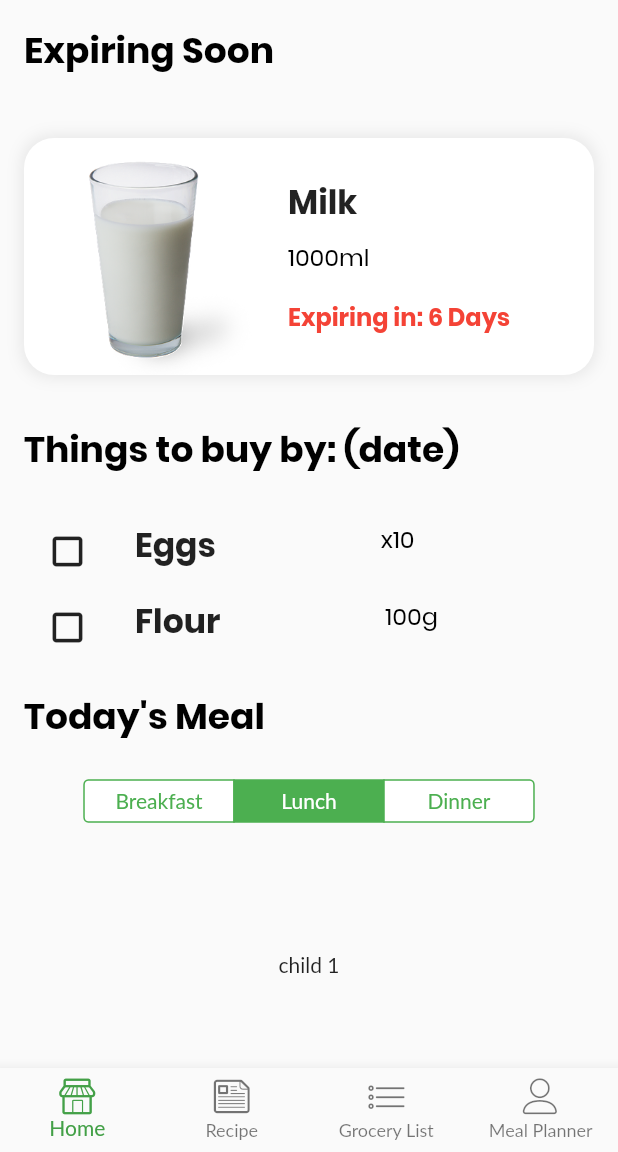
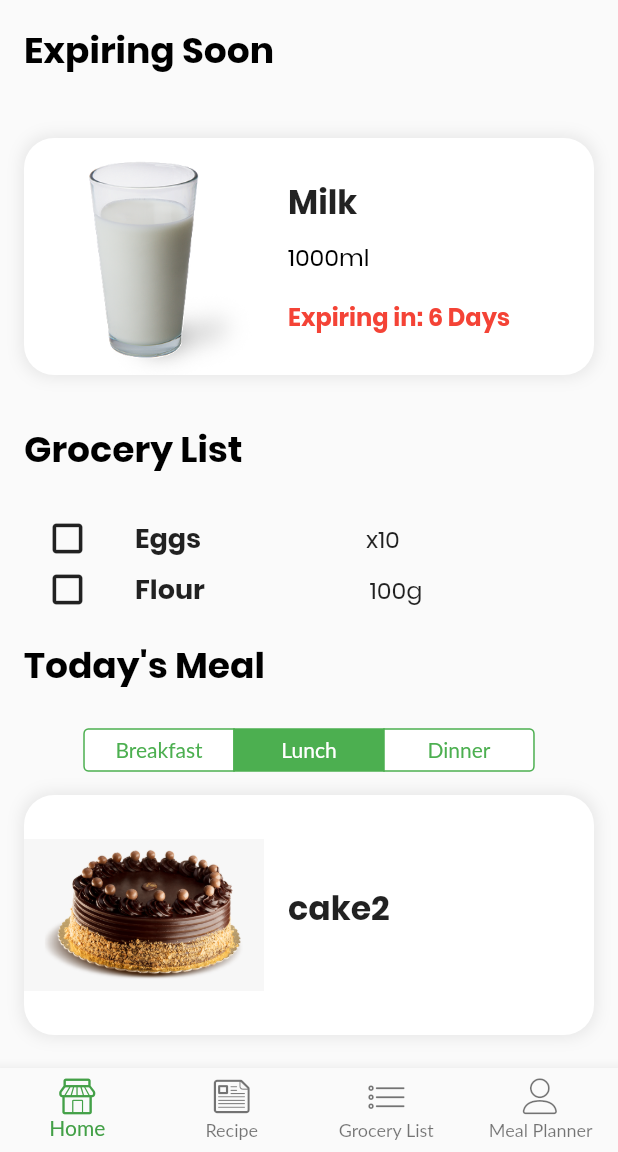
Before and after one commit to blankshiro/CS206-Procery, a Flutter app: the screen it shows after launch, after a tap on "Lunch", on a phone screen of 412 x 824 dp, the part 84-1236 px from its top. Run offline on Flutter 3.47's test engine with Material 2 defaults, Android fonts, the phone set to English and light mode, and no system bars; our stand-ins replace auto_route, google_fonts, hive, page_transition, table_calendar; accounts and stored records are empty; generated files the repository leaves out were written again; Roboto replaces fonts that are missing (Lato).

Commit message:
dashboard implementing mp

```diff
--- a/lib/src/screens/dashboard/DashboardExplore.dart
+++ b/lib/src/screens/dashboard/DashboardExplore.dart
@@ -45,6 +45,10 @@ class _DashboardExploreState extends State<DashboardExplore> {
     loadChildWidgets(); //Method to add the Children as user selected.
   }
 
+  /////////////////////////////////////
+  /// MEAL PART
+  ////////////////////////////////////
+
   void loadCupertinoTabs() {
     map = new Map();
     String text = "";
@@ -58,7 +62,8 @@ class _DashboardExploreState extends State<DashboardExplore> {
       }
 
       map.putIfAbsent(i,
-        () => Container (
+        () =>
+        Container(
             width: 100,
             child: Text(
               text,
@@ -71,27 +76,70 @@ class _DashboardExploreState extends State<DashboardExplore> {
 
   void loadChildWidgets() {
     childWidgets = [];
-    for (int i = 0; i < 3; i++)
+    // for (int i = 0; i < 3; i++)
+    for (var i = 0; i < getMeal().length; i++) {
       childWidgets.add(
-        Center(
-          // child: getRecipes(),
-          child: Text(
-            '''child $i'''
+          Column(
+            children: [
+              // buildMeal(getMeal()[i])
+              Container(
+                margin: EdgeInsets.all(16),
+                decoration: BoxDecoration(
+                  color: Colors.white,
+                  borderRadius: BorderRadius.all(
+                    Radius.circular(20),
+                  ),
+                  boxShadow: [kBoxShadow],
+                ),
+                child: Row(
+                  children: [
+                    Container(
+                      height: 160,
+                      width: 160,
+                      decoration: BoxDecoration(
+                        image: DecorationImage(
+                          image: AssetImage(getMeal()[i].image),
+                          fit: BoxFit.fitWidth,
                         ),
                       ),
+                    ),
+                    Expanded(
+                      child: Padding(
+                        padding: EdgeInsets.symmetric(horizontal: 16),
+                        child: Column(
+                          crossAxisAlignment: CrossAxisAlignment.start,
+                          mainAxisAlignment: MainAxisAlignment.center,
+                          children: [
+                            buildRecipeTitle(getMeal()[i].title),
+                            // buildRecipeSubTitle(inv.description),
+                            // buildExpiryDays("Expiring in: " + inv.expiry.toString() + " Days"),
+                          ],
+                        ),
+                      ),
+                    ),
+                  ],
+                ),
+              )
+            ],
+          )
+        // Center(
+        //   // child: getRecipes(),
+        //   child: Text(
+        //     '''child $i'''
+        //   ),
+        // ),
       );
+    }
   }
   Widget getChildWidget() => childWidgets[sharedValue];
 
   @override
   Widget build(BuildContext context) {
-
     // Add the first page of the functionalities here
     final List<Widget> _children = [
       DashboardExplore(),
       RecipeExplore(),
     ];
-
 
     return Scaffold(
       body: SingleChildScrollView(
@@ -114,7 +162,6 @@ class _DashboardExploreState extends State<DashboardExplore> {
                 ],
               ),
             ),
-            // Container
             Container(
               height: 190,
               child: PageView(
@@ -129,25 +176,19 @@ class _DashboardExploreState extends State<DashboardExplore> {
               padding: EdgeInsets.symmetric(horizontal: 16),
               child: Row(
                 children: [
-                  buildTextTitleVariation1("Things to buy by: (date)"),
+                  buildTextTitleVariation1("Grocery List"),
                   SizedBox(
                     width: 8,
                   ),
                 ],
               ),
             ),
-
             Column(
-              // height: 190,
-              // child: PageView(
-                // physics: BouncingScrollPhysics(),
               children: buildGroceries(),
-              // ),
             ),
             SizedBox(
               height: 16,
             ),
-
             Padding(
               padding: EdgeInsets.symmetric(horizontal: 16),
               child: Row(
@@ -172,7 +213,8 @@ class _DashboardExploreState extends State<DashboardExplore> {
                             sharedValue = value;
                           });
                         },
-                      groupValue: sharedValue, //The current selected Index or key
+                        groupValue: sharedValue,
+                        //The current selected Index or key
                         children: map, //The tabs which are assigned in the form of map
                       ),
                     ],
@@ -198,13 +240,6 @@ class _DashboardExploreState extends State<DashboardExplore> {
       ),
     );
   }
-
-  // void _onItemTapped(int index) {
-  //   setState(() {
-  //     _selectedIndex = index;
-  //     log('index: $_selectedIndex');
-  //   });
-  // }
 
   /////////////////////////////////////
   /// EXPIRING PART
@@ -249,7 +284,8 @@ class _DashboardExploreState extends State<DashboardExplore> {
                 children: [
                   buildRecipeTitle(inv.title),
                   buildRecipeSubTitle(inv.description),
-                  buildExpiryDays("Expiring in: " + inv.expiry.toString() + " Days"),
+                  buildExpiryDays(
+                      "Expiring in: " + inv.expiry.toString() + " Days"),
                 ],
               ),
             ),
@@ -266,6 +302,8 @@ class _DashboardExploreState extends State<DashboardExplore> {
   List<Widget> buildGroceries() {
     List<Widget> groceryList = [];
     for (var i = 0; i < getGrocery().length; i++) {
+      // show if the grocery not bought yet
+      if (!getGrocery()[i].bought)
         groceryList.add(buildGrocery(getGrocery()[i]));
     }
     return groceryList;
@@ -274,14 +312,17 @@ class _DashboardExploreState extends State<DashboardExplore> {
   Widget buildGrocery(Grocery grocery) {
     return GestureDetector(
       onTap: () {
-          color: Colors.red;
+        color:
+        Colors.red;
       },
-      child: Container (
+      child: Container(
         // padding: EdgeInsets.all(10),
         child: Row(
           children: [
+            // on press, remove the line of grocery (change bought to true)
+            // have a button to undo at the bottom of the page
             Container(
-              padding: EdgeInsets.fromLTRB(30, 5, 20, 5),
+              padding: EdgeInsets.fromLTRB(30, 2, 20, 2),
               // color: Colors.red[50],
               child: Icon(
                 Icons.crop_square,
@@ -289,14 +330,14 @@ class _DashboardExploreState extends State<DashboardExplore> {
               ),
             ),
             Container(
-              padding: EdgeInsets.fromLTRB(10, 5, 100, 5),
+              padding: EdgeInsets.fromLTRB(10, 2, 100, 2),
               color: Colors.grey[50],
-              child: buildRecipeTitle(grocery.title),
+              child: buildGroceryTitle(grocery.title),
             ),
             Container(
-              padding: EdgeInsets.fromLTRB(10, 5, 37, 5),
+                padding: EdgeInsets.fromLTRB(10, 2, 37, 2),
                 color: Colors.grey[50],
-              child: buildRecipeSubTitle(grocery.description)
+                child: buildGrocerySubtitle(grocery.description)
             ),
           ],
         ),
@@ -304,111 +345,4 @@ class _DashboardExploreState extends State<DashboardExplore> {
     );
   }
 
-  /////////////////////////////////////
-  /// MEAL PART
-  ////////////////////////////////////
-
-  List<Widget> buildMeals() {
-    List<Widget> mealList = [];
-    for (var i = 0; i < getMeal().length; i++) {
-      mealList.add(buildMeal(getMeal()[i]));
 }
-    return mealList;
-  }
-
-  Widget buildMeal(Meal meal) {
-    return Container(
-      margin: EdgeInsets.all(16),
-      decoration: BoxDecoration(
-        color: Colors.white,
-        borderRadius: BorderRadius.all(
-          Radius.circular(20),
-        ),
-        boxShadow: [kBoxShadow],
-      ),
-      child: Row(
-        children: [
-          Container(
-            height: 160,
-            width: 160,
-            decoration: BoxDecoration(
-              image: DecorationImage(
-                image: AssetImage(meal.image),
-                fit: BoxFit.fitHeight,
-              ),
-            ),
-          ),
-          Expanded(
-            child: Padding(
-              padding: EdgeInsets.symmetric(horizontal: 16),
-              child: Column(
-                crossAxisAlignment: CrossAxisAlignment.start,
-                mainAxisAlignment: MainAxisAlignment.center,
-                children: [
-                  buildRecipeTitle(meal.title),
-                  // buildRecipeSubTitle(inv.description),
-                  // buildExpiryDays("Expiring in: " + inv.expiry.toString() + " Days"),
-                ],
-              ),
-            ),
-          ),
-        ],
-      ),
-    );
-  }
-}
-//
-// Widget storeTab(BuildContext context) {
-//   List<Product> foods = [
-//     Product(
-//         name: "Hamburger",
-//         image: "images/3.png",
-//         price: "\$25.00",
-//         userLiked: true,
-//         discount: 10),
-//     Product(
-//         name: "Pasta",
-//         image: "images/5.png",
-//         price: "\$150.00",
-//         userLiked: false,
-//         discount: 7.8),
-//     Product(
-//       name: "Akara",
-//       image: 'images/2.png',
-//       price: '\$10.99',
-//       userLiked: false,
-//     ),
-//     Product(
-//         name: "Strawberry",
-//         image: "images/1.png",
-//         price: '\$50.00',
-//         userLiked: true,
-//         discount: 14)
-//   ];
-//
-//   List<Product> drinks = [
-//     Product(
-//         name: "Coca-Cola",
-//         image: "images/6.png",
-//         price: "\$45.12",
-//         userLiked: true,
-//         discount: 2),
-//     Product(
-//         name: "Lemonade",
-//         image: "images/7.png",
-//         price: "\$28.00",
-//         userLiked: false,
-//         discount: 5.2),
-//     Product(
-//         name: "Vodka",
-//         image: "images/8.png",
-//         price: "\$78.99",
-//         userLiked: false),
-//     Product(
-//         name: "Tequila",
-//         image: "images/9.png",
-//         price: "\$168.99",
-//         userLiked: true,
-//         discount: 3.4)
-//   ];
-// }
--- a/lib/src/screens/dashboard/GroceryData.dart
+++ b/lib/src/screens/dashboard/GroceryData.dart
@@ -2,13 +2,14 @@ class Grocery {
   String title;
   String description;
   String image;
+  bool bought;
 
-  Grocery(this.title, this.description, this.image);
+  Grocery(this.title, this.description, this.image, this.bought);
 }
 
 List<Grocery> getGrocery() {
   return <Grocery>[
-    Grocery("Eggs", "x10", "assets/images/eggs.png"),
-    Grocery("Flour", "100g", "assets/images/flour.png")
+    Grocery("Eggs", "x10", "assets/images/eggs.png", false),
+    Grocery("Flour", "100g", "assets/images/flour.png", false)
   ];
 }
--- a/lib/src/screens/dashboard/MealData.dart
+++ b/lib/src/screens/dashboard/MealData.dart
@@ -8,7 +8,8 @@ class Meal {
 
 List<Meal> getMeal() {
   return <Meal>[
-    Meal("cake1", "assets/images/cake1.png"),
-    Meal("cake2", "assets/images/cake2.png")
+    Meal("cake1", "assets/images/cake_1.png"),
+    Meal("cake2", "assets/images/cake_2.png"),
+    Meal("cake3", "assets/images/cake_3.jpg"),
   ];
 }
--- a/lib/src/shared/styles.dart
+++ b/lib/src/shared/styles.dart
@@ -221,3 +221,33 @@ buildExpiryDays(String text) {
     ),
   );
 }
+
+buildGroceryTitle(String text) {
+  return Padding(
+    padding: EdgeInsets.only(bottom: 0),
+    child: Text(
+      text,
+      overflow: TextOverflow.ellipsis,
+      style: TextStyle(
+        fontFamily: 'Poppins',
+        fontSize: 18,
+        fontWeight: FontWeight.bold,
+      ),
+    ),
+  );
+}
+
+buildGrocerySubtitle(String text) {
+  return Padding(
+    padding: EdgeInsets.only(bottom: 0),
+    child: Text(
+      text,
+      overflow: TextOverflow.ellipsis,
+      style: TextStyle(
+        fontFamily: 'Poppins',
+        fontSize: 16,
+        // fontWeight: FontWeight.bold,
+      ),
+    ),
+  );
+}
```
Also changed, not shown: 1 other file. Lines whose indentation alone changed are shown as unchanged.
